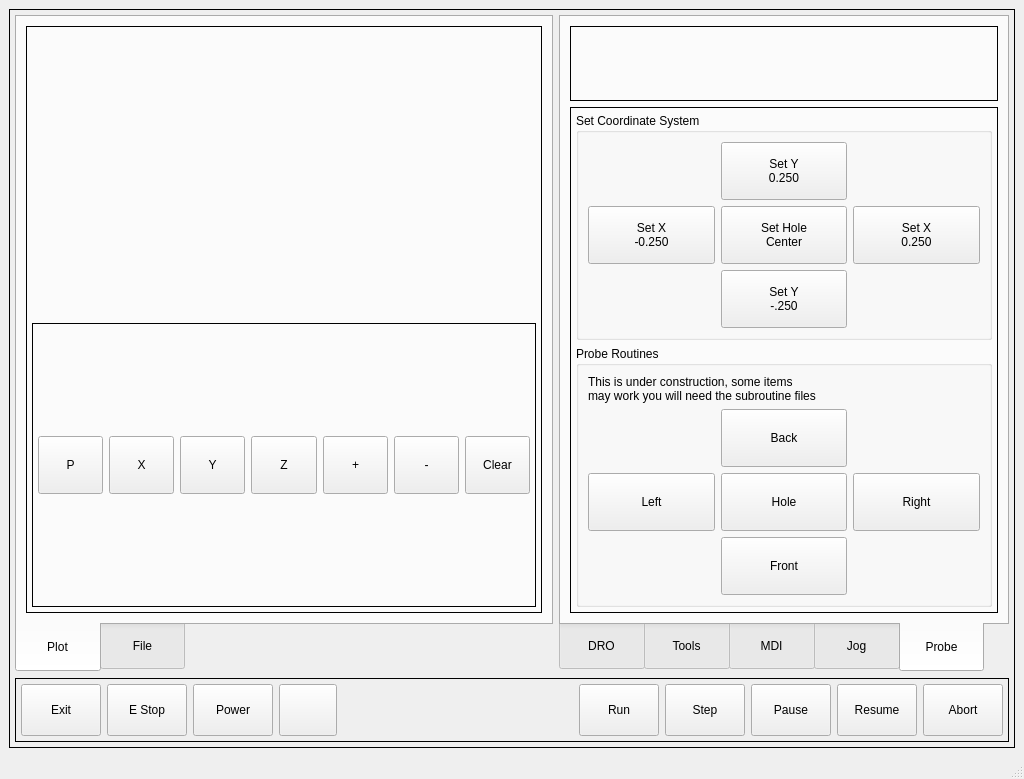
Old version of the form bp_touch/ui/mainwindow.ui in the repository jethornton/bp_touch.
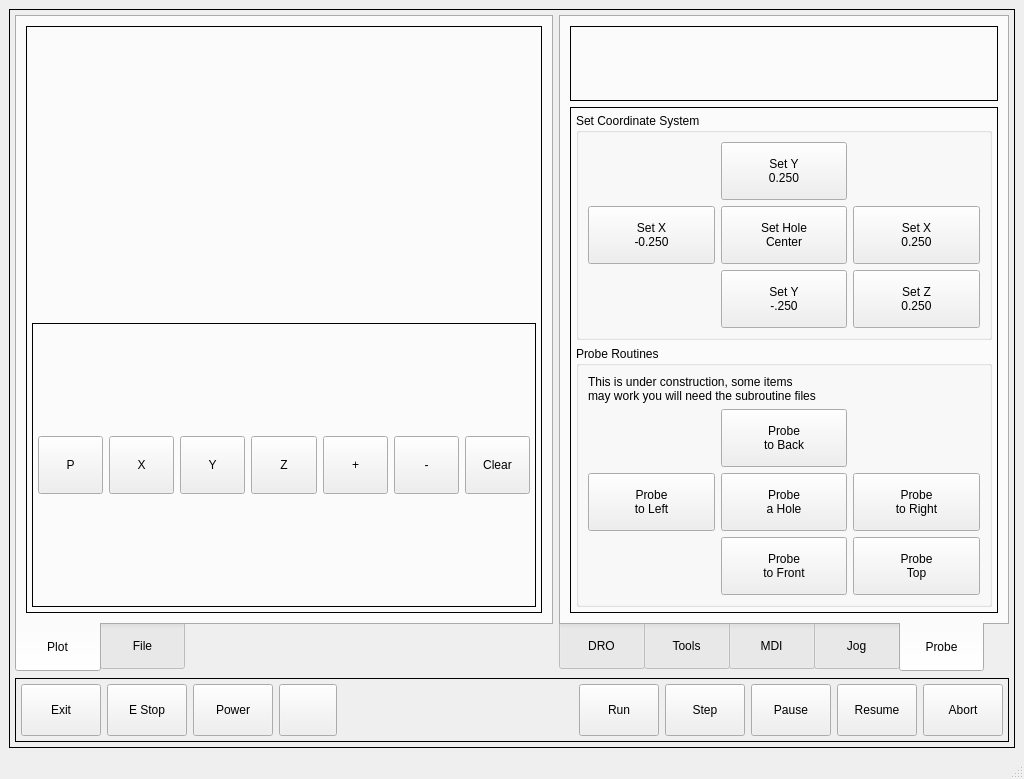
New version of the form. The open tabs and pages were chosen to show the change. Custom widgets are drawn as their Qt base class.

Commit message: more probe subroutines

```diff
--- a/bp_touch/ui/mainwindow.ui
+++ b/bp_touch/ui/mainwindow.ui
@@ -1876,28 +1876,41 @@
                  <item row="2" column="0">
                   <widget class="MDIButton" name="mdibutton_15">
                    <property name="text">
-                    <string>Left</string>
+                    <string>Probe
+to Left</string>
+                   </property>
+                   <property name="MDICommand" stdset="0">
+                    <string>o&lt;p-left&gt; call</string>
                    </property>
                   </widget>
                  </item>
                  <item row="3" column="1">
                   <widget class="MDIButton" name="mdibutton_9">
                    <property name="text">
-                    <string>Front</string>
+                    <string>Probe
+to Front</string>
+                   </property>
+                   <property name="MDICommand" stdset="0">
+                    <string>o&lt;p-front&gt; call</string>
                    </property>
                   </widget>
                  </item>
                  <item row="2" column="2">
                   <widget class="MDIButton" name="mdibutton_11">
                    <property name="text">
-                    <string>Right</string>
+                    <string>Probe
+to Right</string>
+                   </property>
+                   <property name="MDICommand" stdset="0">
+                    <string>o&lt;p-right&gt; call</string>
                    </property>
                   </widget>
                  </item>
                  <item row="1" column="1">
                   <widget class="MDIButton" name="mdibutton_14">
                    <property name="text">
-                    <string>Back</string>
+                    <string>Probe
+to Back</string>
                    </property>
                    <property name="MDICommand" stdset="0">
                     <string>o&lt;p-back&gt; call</string>
@@ -1907,7 +1920,11 @@
                  <item row="2" column="1">
                   <widget class="MDIButton" name="mdibutton_10">
                    <property name="text">
-                    <string>Hole</string>
+                    <string>Probe
+a Hole</string>
+                   </property>
+                   <property name="MDICommand" stdset="0">
+                    <string>o&lt;p-hole&gt; call</string>
                    </property>
                   </widget>
                  </item>
@@ -1919,9 +1936,20 @@
                    </property>
                   </widget>
                  </item>
-                 <item row="1" column="0">
+                 <item row="3" column="0">
                   <widget class="ProbeSim" name="probesim"/>
                  </item>
+                 <item row="3" column="2">
+                  <widget class="MDIButton" name="mdibutton_18">
+                   <property name="text">
+                    <string>Probe
+Top</string>
+                   </property>
+                   <property name="MDICommand" stdset="0">
+                    <string>o&lt;p-top&gt; call</string>
+                   </property>
+                  </widget>
+                 </item>
                 </layout>
                </widget>
               </item>
@@ -1986,6 +2014,17 @@
                    </property>
                   </widget>
                  </item>
+                 <item row="3" column="2">
+                  <widget class="MDIButton" name="mdibutton_19">
+                   <property name="text">
+                    <string>Set Z
+0.250</string>
+                   </property>
+                   <property name="MDICommand" stdset="0">
+                    <string>G10 L20 P0 Z0.250</string>
+                   </property>
+                  </widget>
+                 </item>
                 </layout>
                </widget>
               </item>
```
The commit also changes 6 other files.
